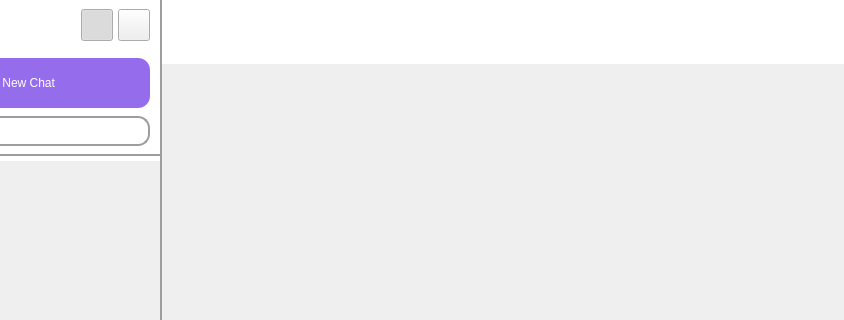
The window that Client/mainwindow.ui (AP-projects-4001/jan-hafte) describes before a commit, drawn with Qt 5; both pictures show x 113 to 957 and y 0 to 320 of the 957 by 600 pixel window.
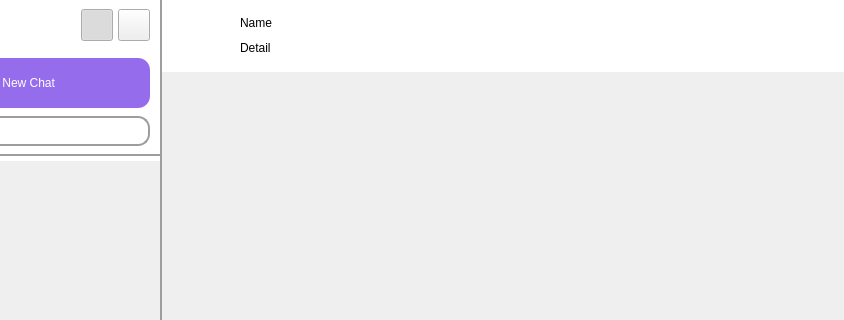
The same window after the commit. Icons and pictures are not drawn.

The edit to the form file:
```diff
--- a/Client/mainwindow.ui
+++ b/Client/mainwindow.ui
@@ -511,12 +511,93 @@
          <property name="minimumSize">
           <size>
            <width>0</width>
-           <height>64</height>
+           <height>72</height>
           </size>
          </property>
          <property name="styleSheet">
           <string notr="true"/>
          </property>
+         <widget class="QLabel" name="activeChatProfile">
+          <property name="geometry">
+           <rect>
+            <x>10</x>
+            <y>4</y>
+            <width>64</width>
+            <height>64</height>
+           </rect>
+          </property>
+          <property name="sizePolicy">
+           <sizepolicy hsizetype="Fixed" vsizetype="Fixed">
+            <horstretch>0</horstretch>
+            <verstretch>0</verstretch>
+           </sizepolicy>
+          </property>
+          <property name="minimumSize">
+           <size>
+            <width>64</width>
+            <height>64</height>
+           </size>
+          </property>
+          <property name="maximumSize">
+           <size>
+            <width>64</width>
+            <height>64</height>
+           </size>
+          </property>
+          <property name="pixmap">
+           <pixmap resource="Resources.qrc">:/Graphics/Graphics/icons8_test_account_64px.png</pixmap>
+          </property>
+         </widget>
+         <widget class="QLabel" name="activeChatName">
+          <property name="geometry">
+           <rect>
+            <x>80</x>
+            <y>10</y>
+            <width>200</width>
+            <height>25</height>
+           </rect>
+          </property>
+          <property name="minimumSize">
+           <size>
+            <width>200</width>
+            <height>25</height>
+           </size>
+          </property>
+          <property name="maximumSize">
+           <size>
+            <width>200</width>
+            <height>25</height>
+           </size>
+          </property>
+          <property name="text">
+           <string>Name</string>
+          </property>
+         </widget>
+         <widget class="QLabel" name="activeChatDetail">
+          <property name="geometry">
+           <rect>
+            <x>80</x>
+            <y>35</y>
+            <width>200</width>
+            <height>25</height>
+           </rect>
+          </property>
+          <property name="minimumSize">
+           <size>
+            <width>200</width>
+            <height>25</height>
+           </size>
+          </property>
+          <property name="maximumSize">
+           <size>
+            <width>200</width>
+            <height>25</height>
+           </size>
+          </property>
+          <property name="text">
+           <string>Detail</string>
+          </property>
+         </widget>
         </widget>
        </item>
        <item>
@@ -576,7 +657,7 @@
                 <x>0</x>
                 <y>0</y>
                 <width>678</width>
-                <height>459</height>
+                <height>451</height>
                </rect>
               </property>
               <property name="styleSheet">
```
Left out of the diff: 7 changed lines with no effect on the pictures.
